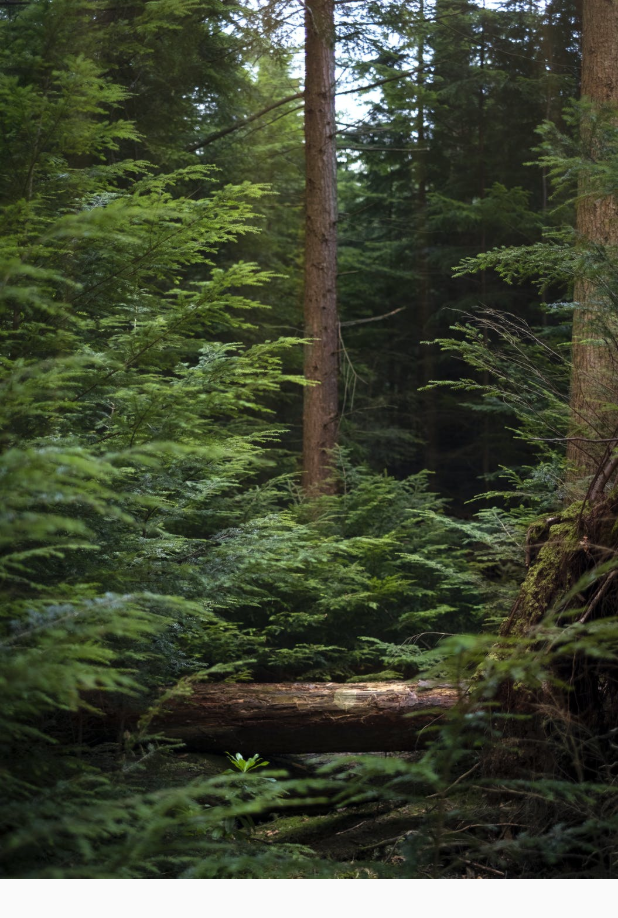
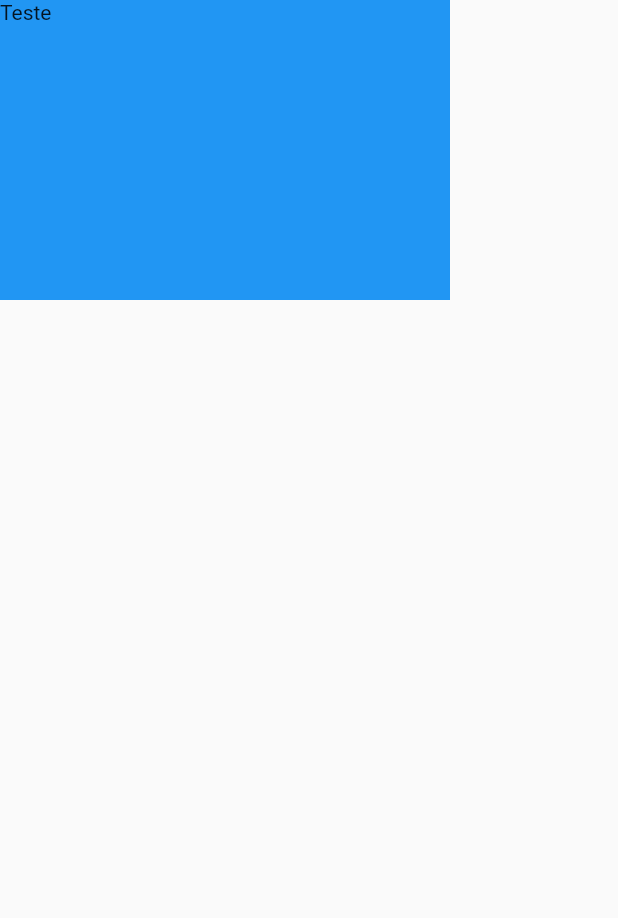
Before and after one commit to EduardoGPS-18/UseAcademy, a Flutter app: the screen it shows after launch, on a phone screen of 412 x 824 dp. Shown: the top 918 px of the screen. Run offline on Flutter 3.47's test engine with Material 2 defaults, Android fonts, the phone set to English and light mode, and no system bars; our stand-ins replace google_fonts.

```diff
--- a/Flutter/use_academy_app/lib/ui/pages/home_page.dart
+++ b/Flutter/use_academy_app/lib/ui/pages/home_page.dart
@@ -11,7 +11,21 @@ class HomePage extends StatelessWidget {
           decoration: const BoxDecoration(
             color: Colors.blue,
           ),
-          child: Image.asset("lib/assets/images/image01.jpeg"),
+          // child: Image.asset("lib/assets/images/image01.jpeg"),
+          child: ConstrainedBox(
+            constraints: const BoxConstraints(
+              maxWidth: 300,
+              minHeight: 100,
+              maxHeight: 200,
+              minWidth: 15,
+            ),
+            child: Column(
+              crossAxisAlignment: CrossAxisAlignment.stretch,
+              children: const [
+                Text("Teste"),
+              ],
+            ),
+          ),
         ),
       ),
     );
```
